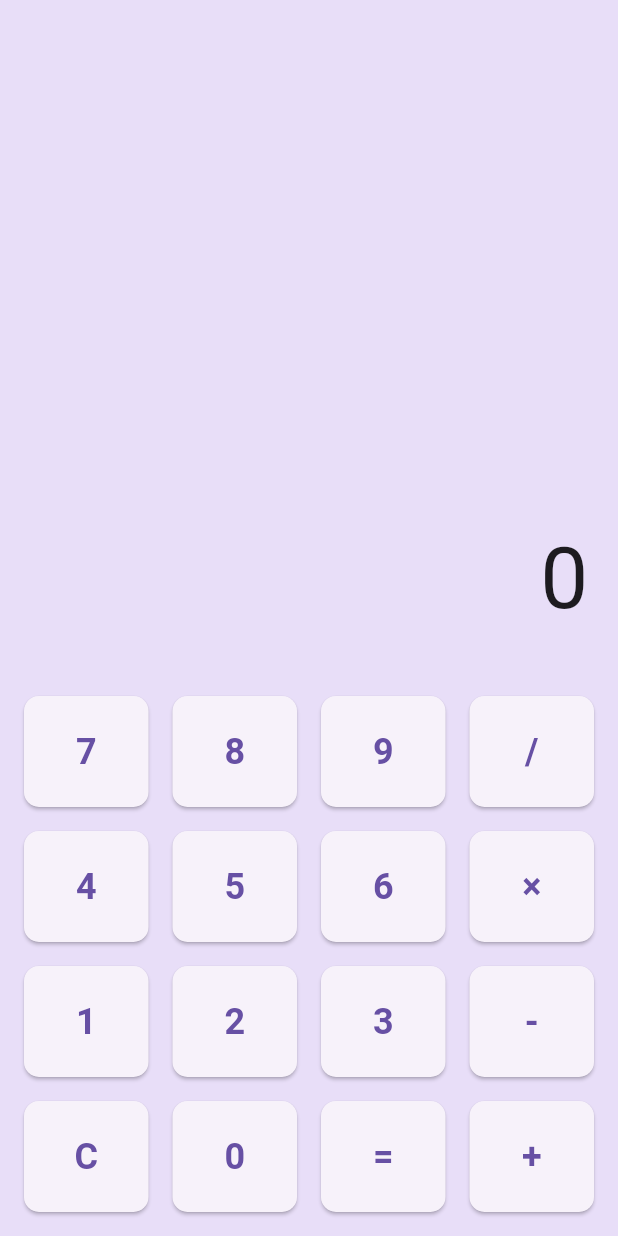
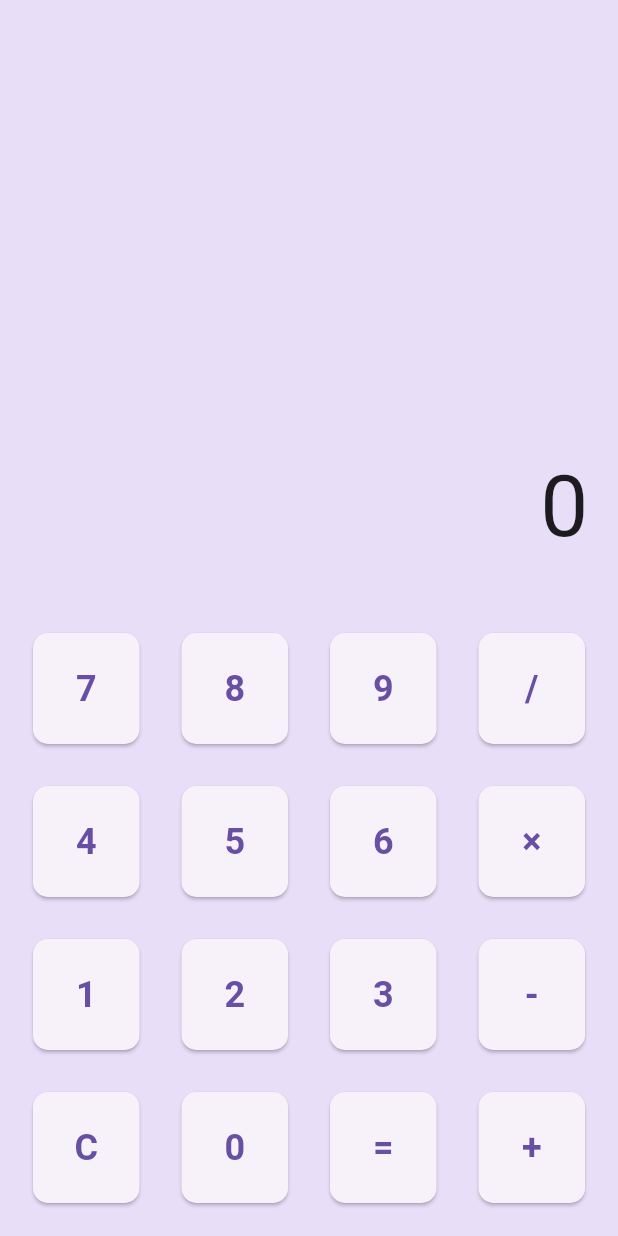
Before and after one commit to Gulsahbb/calculator-app, a Flutter app: the screen it shows after launch, on a phone screen of 412 x 824 dp. Run offline on Flutter 3.47's test engine with Material 3 defaults, Android fonts, the phone set to English and light mode, and no system bars.

Commit message:
Update widgets

```diff
--- a/lib/widgets/calculator_button_panel.dart
+++ b/lib/widgets/calculator_button_panel.dart
@@ -13,24 +13,27 @@ class CalculatorButtonPanel extends StatelessWidget {
   ];
   @override
   Widget build(BuildContext context) {
-    return Expanded(
-      flex: 4,
-      child: Column(
+    return Column(
+      mainAxisAlignment: MainAxisAlignment.center,
       children:
           buttons.map((row) {
             return Row(
+              mainAxisAlignment: MainAxisAlignment.center,
               children:
                   row.map((btnText) {
                     return Expanded(
+                      flex: 2,
+                      child: Padding(
+                        padding: const EdgeInsets.all(6.0),
                         child: CalculatorButton(
                           text: btnText,
                           onTap: () => onButtonPressed(btnText),
+                        ),
                       ),
                     );
                   }).toList(),
             );
           }).toList(),
-      ),
     );
   }
 }
```
Lines whose indentation alone changed are shown as unchanged.
